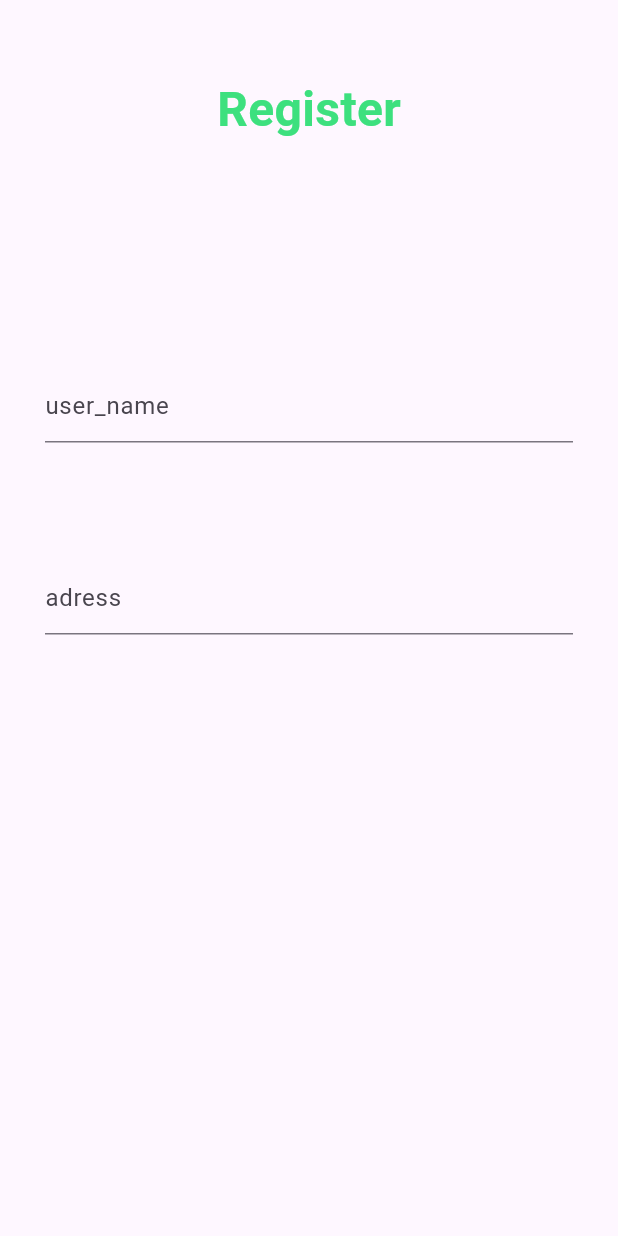
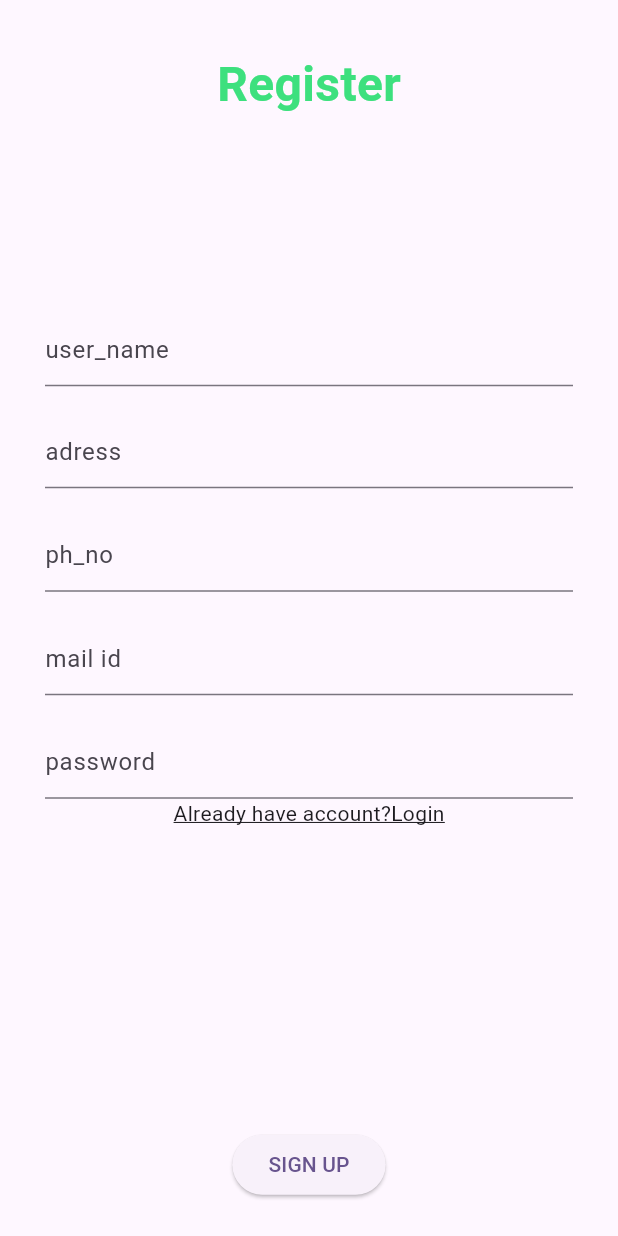
Before and after one commit to HashimBabinu/Garbage-Automation-System, a Flutter app: the Registration screen opened directly, on a phone screen of 412 x 824 dp. Run offline on Flutter 3.47's test engine with Material 3 defaults, Android fonts, the phone set to English and light mode, and no system bars.

Commit message:
2nd commit

```diff
--- /dev/null
+++ b/lib/login.dart
@@ -0,0 +1,27 @@
+import 'package:flutter/material.dart';
+
+class Login extends StatefulWidget {
+  const Login({super.key});
+
+  @override
+  State<Login> createState() => _LoginState();
+}
+
+class _LoginState extends State<Login> {
+  @override
+  Widget build(BuildContext context) {
+    return Scaffold(
+      body:  Row(
+        mainAxisAlignment: MainAxisAlignment.center,
+        children: [
+          Column(
+            mainAxisAlignment: MainAxisAlignment.center,
+            children: [
+              Image.asset('picture/logo.png'),
+            ],
+          ),
+        ],
+      ),
+    );
+  }
+}
--- a/lib/main.dart
+++ b/lib/main.dart
@@ -1,4 +1,5 @@
 import 'package:flutter/material.dart';
+import 'package:flutter_application_4/login.dart';
 import 'package:flutter_application_4/registration.dart';
 
 void main() {
@@ -18,7 +19,7 @@ class MyApp extends StatelessWidget {
         colorScheme: ColorScheme.fromSeed(seedColor: Colors.deepPurple),
         useMaterial3: true,
       ),
-      home: const Registration(),
+      home: const Login(),
     );
   }
 }
--- a/lib/registration.dart
+++ b/lib/registration.dart
@@ -12,13 +12,17 @@ class _RegistrationState extends State<Registration> {
   Widget build(BuildContext context) {
     return Scaffold(
       body: Column(
+        mainAxisAlignment: MainAxisAlignment.center,
         children: [
           Padding(
-            padding: const EdgeInsets.only(top: 50),
+            padding: const EdgeInsets.only(top: 10),
             child: Text('Register',style: TextStyle(color:Color(0xFF3DE07E),fontSize:32,fontWeight: FontWeight.bold,),),
-          ),SizedBox(height: 100,),
-          Text('', ),Padding(
-            padding: const EdgeInsets.all(30.0),
+          ),
+          SizedBox(height:130),
+
+
+          Padding(
+            padding: const EdgeInsets.only(left: 30,right: 30),
             child: Container(
               child: TextFormField(
               decoration: InputDecoration(border:UnderlineInputBorder(),hintText: ('user_name')),
@@ -26,13 +30,46 @@ class _RegistrationState extends State<Registration> {
             ),
           ),
           Text(' '),Padding(
-            padding: const EdgeInsets.all(30.0),
+            padding: const EdgeInsets.only(left: 30,right: 30),
             child: Container(
               child: TextFormField(
               decoration: InputDecoration(border:UnderlineInputBorder(),hintText: ('adress')),
                       ),
             ),
            ),
+           Text(''),Padding(
+             padding: const EdgeInsets.only(left: 30,right: 30),
+             child: Container(
+               child: TextFormField(
+                keyboardType: TextInputType.phone,
+                decoration:InputDecoration(border: UnderlineInputBorder(),hintText: ('ph_no')) ,
+               ),
+             ),
+           ),
+           Text(''),Padding(
+             padding: const EdgeInsets.only(left: 30,right: 30),
+             child: Container(
+               child: TextFormField(
+                keyboardType: TextInputType.emailAddress,
+                decoration: InputDecoration(border: UnderlineInputBorder(),hintText: ('mail id')),
+               ),
+             ),
+           ),
+           Text(''),Padding(
+             padding: const EdgeInsets.only(left: 30,right: 30),
+             child: Container(
+               child: TextFormField(
+                decoration:InputDecoration(border: UnderlineInputBorder(),hintText: ('password')) ,
+               ),
+             ),
+           ),
+           Text('Already have account?Login',style: TextStyle(decoration: TextDecoration.underline),),
+           Padding(
+             padding: const EdgeInsets.only(top:200),
+             child: ElevatedButton(onPressed: (){}, child:Text('SIGN UP'),),
+           ),
+
+
 
 
         ],
--- a/pubspec.yaml
+++ b/pubspec.yaml
@@ -59,8 +59,8 @@ flutter:
   uses-material-design: true
 
   # To add assets to your application, add an assets section, like this:
-  # assets:
-  #   - images/a_dot_burr.jpeg
+  assets:
+    - picture/logo.png
   #   - images/a_dot_ham.jpeg
 
   # An image asset can refer to one or more resolution-specific "variants", see
```
Also changed, not shown: lib/registrationpublic.dart (added), picture/logo.png (added), 1 other file.
